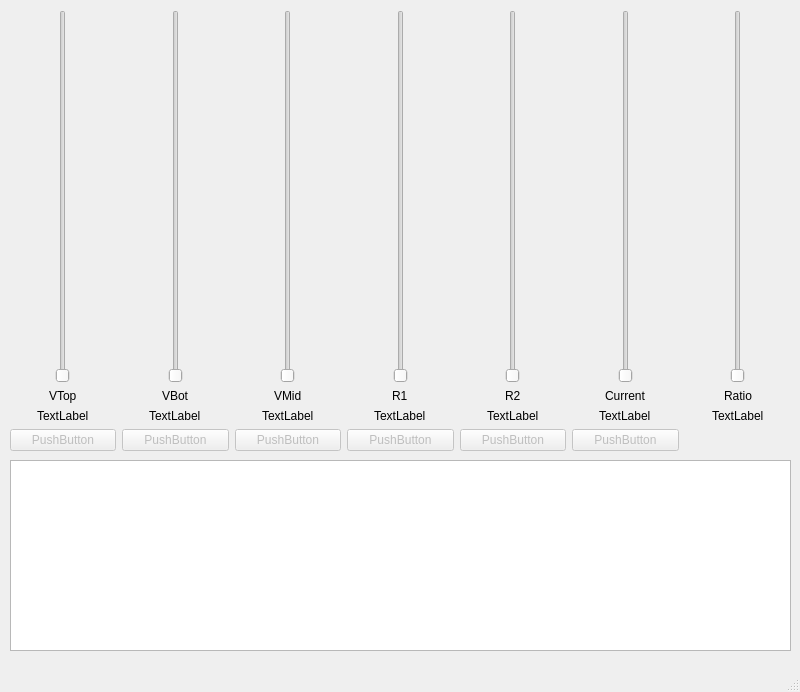
Old version of the form src/mainwindow.ui in the repository sonicsmooth/RCalc.
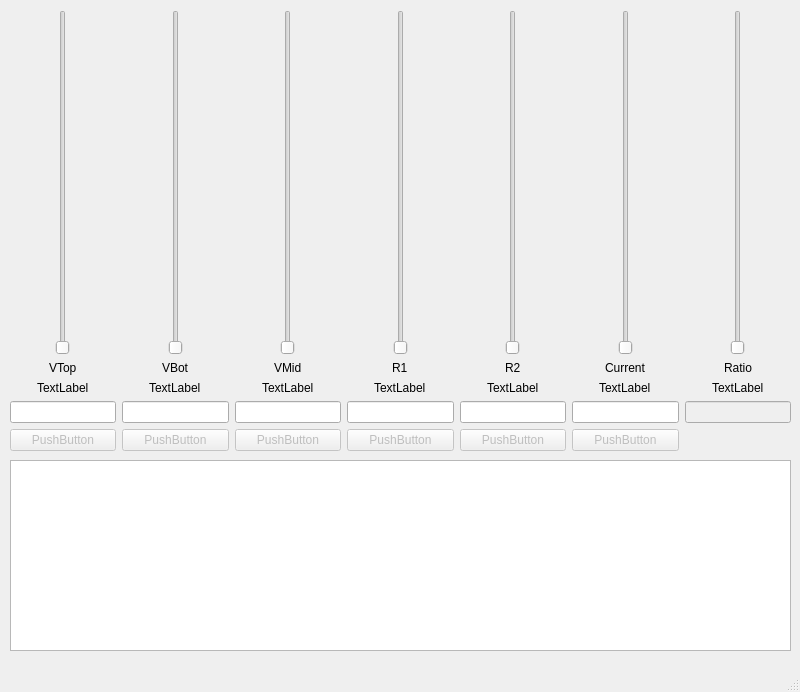
New version of the form.

Commit message: Trying to implement line edit

Diff of the .ui file:
```diff
--- a/src/mainwindow.ui
+++ b/src/mainwindow.ui
@@ -72,6 +72,9 @@
          </property>
         </widget>
        </item>
+       <item>
+        <widget class="QLineEdit" name="VTopValEdit"/>
+       </item>
        <item>
         <widget class="QPushButton" name="VTopButton">
          <property name="enabled">
@@ -126,6 +129,9 @@
          </property>
         </widget>
        </item>
+       <item>
+        <widget class="QLineEdit" name="VBotValEdit"/>
+       </item>
        <item>
         <widget class="QPushButton" name="VBotButton">
          <property name="enabled">
@@ -174,6 +180,9 @@
          </property>
         </widget>
        </item>
+       <item>
+        <widget class="QLineEdit" name="VMidValEdit"/>
+       </item>
        <item>
         <widget class="QPushButton" name="VMidButton">
          <property name="enabled">
@@ -222,6 +231,9 @@
          </property>
         </widget>
        </item>
+       <item>
+        <widget class="QLineEdit" name="R1ValEdit"/>
+       </item>
        <item>
         <widget class="QPushButton" name="R1Button">
          <property name="enabled">
@@ -270,6 +282,9 @@
          </property>
         </widget>
        </item>
+       <item>
+        <widget class="QLineEdit" name="R2ValEdit"/>
+       </item>
        <item>
         <widget class="QPushButton" name="R2Button">
          <property name="enabled">
@@ -321,6 +336,9 @@
          </property>
         </widget>
        </item>
+       <item>
+        <widget class="QLineEdit" name="CurrValEdit"/>
+       </item>
        <item>
         <widget class="QPushButton" name="CurrButton">
          <property name="enabled">
@@ -372,6 +390,13 @@
          </property>
         </widget>
        </item>
+       <item>
+        <widget class="QLineEdit" name="RatioValEdit">
+         <property name="enabled">
+          <bool>false</bool>
+         </property>
+        </widget>
+       </item>
        <item>
         <widget class="QPushButton" name="pushButton_6">
          <property name="enabled">
```
The commit also changes 3 other files.
